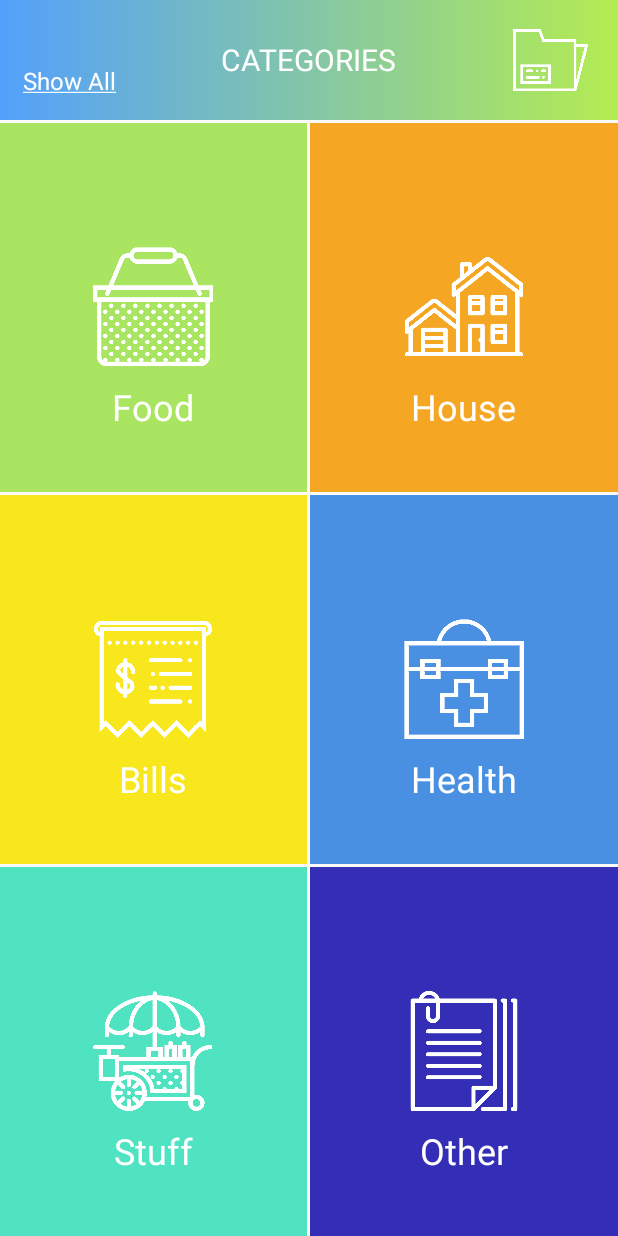
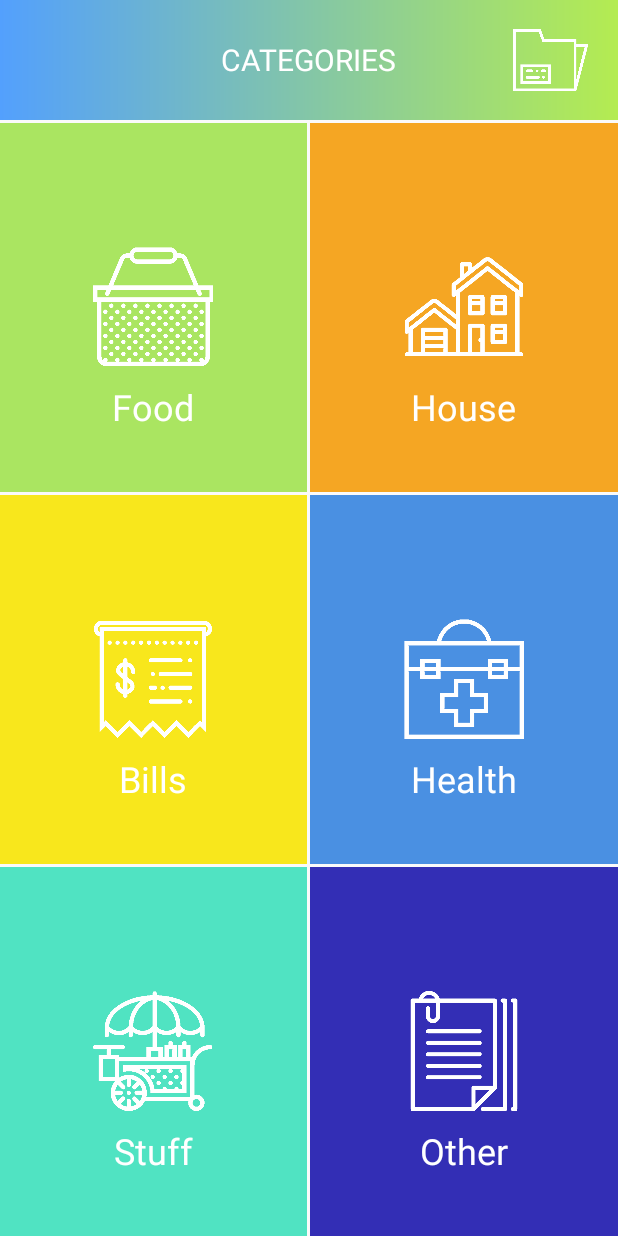
Before and after one commit to ManuelMouta/Receipt-Organizer, an Android app: the SaveReceiptActivity screen opened directly, with no data from a screen before it, on a phone screen of 412 x 824 dp. Run offline under Robolectric (Android 15) with nearby library versions, the phone set to English and light mode, and no system bars.

Commit message:
EDIT - Design Layout finished! decimal number missing

```diff
--- a/app/src/main/java/com/example/manuel/receiptorganizer/activities/SaveReceiptActivity.java
+++ b/app/src/main/java/com/example/manuel/receiptorganizer/activities/SaveReceiptActivity.java
@@ -11,6 +11,7 @@ import android.widget.LinearLayout;
 import android.widget.RelativeLayout;
 import android.widget.TextView;
 
+import com.example.manuel.receiptorganizer.MainActivity;
 import com.example.manuel.receiptorganizer.R;
 
 /**
@@ -23,6 +24,15 @@ public class SaveReceiptActivity extends AppCompatActivity {
     private RelativeLayout btn4;
     private RelativeLayout btn5;
     private RelativeLayout btn6;
+    private TextView btn1Label;
+    private TextView btn2Label;
+    private TextView btn3Label;
+    private TextView btn4Label;
+    private TextView btn5Label;
+    private TextView btn6Label;
+
+
+    private TextView showAllBtn;
 
     @Override
     protected void onCreate(Bundle savedInstanceState) {
@@ -35,6 +45,22 @@ public class SaveReceiptActivity extends AppCompatActivity {
         btn4 = (RelativeLayout) findViewById(R.id.type4);
         btn5 = (RelativeLayout) findViewById(R.id.type5);
         btn6 = (RelativeLayout) findViewById(R.id.type6);
+        btn1Label = (TextView) findViewById(R.id.btn1_label);
+        btn2Label = (TextView) findViewById(R.id.btn2_label);
+        btn3Label = (TextView) findViewById(R.id.btn3_label);
+        btn4Label = (TextView) findViewById(R.id.btn4_label);
+        btn5Label = (TextView) findViewById(R.id.btn5_label);
+        btn6Label = (TextView) findViewById(R.id.btn6_label);
+        btn1Label.setText(MainActivity.Category1);
+        btn2Label.setText(MainActivity.Category2);
+        btn3Label.setText(MainActivity.Category3);
+        btn4Label.setText(MainActivity.Category4);
+        btn5Label.setText(MainActivity.Category5);
+        btn6Label.setText(MainActivity.Category6);
+
+
+        showAllBtn = (TextView) findViewById(R.id.showallbtn);
+        showAllBtn.setVisibility(View.INVISIBLE);
         Intent intent = getIntent();
         final String receiptPath = intent.getStringExtra("receipPath");
         final String receiptDate = intent.getStringExtra("receipDate");
--- a/app/src/main/java/com/example/manuel/receiptorganizer/fragments/monthlyResumeFragment.java
+++ b/app/src/main/java/com/example/manuel/receiptorganizer/fragments/monthlyResumeFragment.java
@@ -87,7 +87,7 @@ public class MonthlyResumeFragment extends Fragment {
         mChart.setRotationEnabled(true);
         mChart.setHighlightPerTapEnabled(true);
 
-        // mChart.setUnit(" €");
+        //mChart.setUnit(" €");
         // mChart.setDrawUnitsInChart(true);
 
         // add a selection listener
--- a/app/src/main/java/com/example/manuel/receiptorganizer/utills/ReceiptsListAdapter.java
+++ b/app/src/main/java/com/example/manuel/receiptorganizer/utills/ReceiptsListAdapter.java
@@ -111,7 +111,7 @@ public class ReceiptsListAdapter extends RecyclerView.Adapter<ReceiptsListAdapte
                 holder.ctgTag.setBackgroundColor(mContext.getResources().getColor(R.color.category4));
             } else if (receipts.get(position).getCategory().equals("5")) {
                 holder.ctgTag.setBackgroundColor(mContext.getResources().getColor(R.color.category5));
-            }else if (receipts.get(position).getCategory().equals("5")) {
+            }else if (receipts.get(position).getCategory().equals("6")) {
                 holder.ctgTag.setBackgroundColor(mContext.getResources().getColor(R.color.category6));
             }
         }
--- a/app/src/main/res/layout/overview_header.xml
+++ b/app/src/main/res/layout/overview_header.xml
@@ -12,7 +12,7 @@
         android:layout_weight="1"
         android:textSize="17dp"
         android:textStyle="bold"
-        android:text="Resumo"
+        android:text="Monthly"
         />
     <TextView
         android:id="@+id/btn2"
@@ -22,7 +22,7 @@
         android:layout_weight="1"
         android:textSize="17dp"
         android:textStyle="bold"
-        android:text="Histórico"/>
+        android:text="Annually"/>
     />
 
 </LinearLayout>
--- a/app/src/main/res/layout/receipt_detail.xml
+++ b/app/src/main/res/layout/receipt_detail.xml
@@ -62,7 +62,7 @@
                 android:layout_height="70dp"
                 android:layout_marginTop="10dp"
                 android:textSize="16dp"
-                android:inputType="number"
+                android:inputType="numberDecimal"
                 android:gravity="center"
                 android:layout_gravity="center_horizontal"
                 android:background="@drawable/textinput_selector"/>
--- a/app/src/main/res/layout/save_receipt.xml
+++ b/app/src/main/res/layout/save_receipt.xml
@@ -32,6 +32,7 @@
                 android:layout_centerVertical="true"/>
 
             <TextView
+                android:id="@+id/btn1_label"
                 android:layout_width="wrap_content"
                 android:layout_height="wrap_content"
                 android:layout_below="@+id/foodicon"
@@ -59,6 +60,7 @@
                 android:layout_centerVertical="true"/>
 
             <TextView
+                android:id="@+id/btn2_label"
                 android:layout_width="wrap_content"
                 android:layout_height="wrap_content"
                 android:layout_below="@+id/houseicon"
@@ -96,6 +98,7 @@
                 android:layout_centerVertical="true"/>
 
             <TextView
+                android:id="@+id/btn3_label"
                 android:layout_width="wrap_content"
                 android:layout_height="wrap_content"
                 android:layout_below="@+id/billsicon"
@@ -123,6 +126,7 @@
                 android:layout_centerVertical="true"/>
 
             <TextView
+                android:id="@+id/btn4_label"
                 android:layout_width="wrap_content"
                 android:layout_height="wrap_content"
                 android:layout_below="@+id/heathicon"
@@ -160,6 +164,7 @@
                 android:layout_centerVertical="true"/>
 
             <TextView
+                android:id="@+id/btn5_label"
                 android:layout_width="wrap_content"
                 android:layout_height="wrap_content"
                 android:layout_below="@+id/stufficon"
@@ -187,6 +192,7 @@
                 android:layout_centerVertical="true"/>
 
             <TextView
+                android:id="@+id/btn6_label"
                 android:layout_width="wrap_content"
                 android:layout_height="wrap_content"
                 android:layout_below="@+id/othericon"
```
Also changed, not shown: app/src/main/java/com/example/manuel/receiptorganizer/activities/OverviewReceiptActivity.java (+8 -8 lines), app/src/main/java/com/example/manuel/receiptorganizer/activities/ReceiptInfoActivity.java (+7 -0 lines), app/src/main/java/com/example/manuel/receiptorganizer/chartdisplay/MyValueFormatter.java (+9 -1 lines), app/src/main/java/com/example/manuel/receiptorganizer/chartdisplay/MyYAxisValueFormatter.java (+9 -1 lines), app/src/main/res/mipmap-hdpi/ic_launcher.png, app/src/main/res/mipmap-mdpi/ic_launcher.png, app/src/main/res/mipmap-xhdpi/ic_launcher.png, app/src/main/res/mipmap-xxhdpi/ic_launcher.png, app/src/main/res/mipmap-xxxhdpi/ic_launcher.png.
